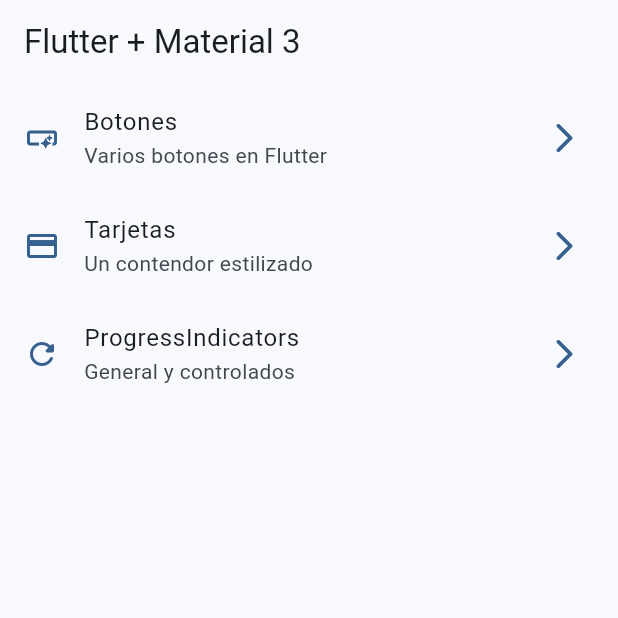
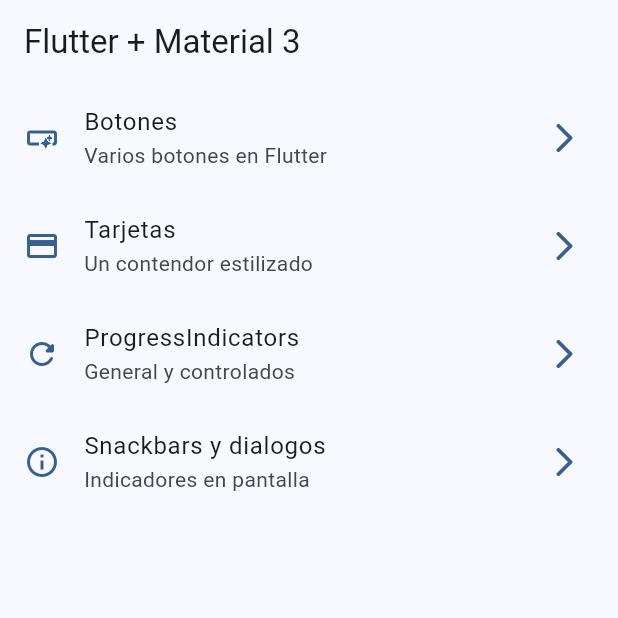
Before and after one commit to albinrk10/widgetsAppRiverpod, a Flutter app: the screen it shows after launch, on a phone screen of 412 x 824 dp, the top half of it. Run offline on Flutter 3.47's test engine with Material 2 defaults, Android fonts, the phone set to English and light mode, and no system bars; our stand-ins replace go_router.

Commit message:
snackbars

```diff
--- a/lib/config/menu/menu_items.dart
+++ b/lib/config/menu/menu_items.dart
@@ -31,4 +31,9 @@
     subTitle: 'General y controlados',
     link: '/progress',
     icon: Icons.refresh_rounded    ),
+    MenuItem(
+    title: 'Snackbars y dialogos',
+    subTitle: 'Indicadores en pantalla',
+    link: '/snackbars',
+    icon: Icons.info_outline    ),
 ];
--- a/lib/config/router/app_routter.dart
+++ b/lib/config/router/app_routter.dart
@@ -25,5 +25,10 @@
       name: ProgressScreen.name,
       builder: (context, state) => const ProgressScreen(),
     ),
+    GoRoute(
+      path: '/snackbars',
+      name: SnackbarScreen.name,
+      builder: (context, state) => const SnackbarScreen(),
+    ),
   ],
 );
--- a/lib/main.dart
+++ b/lib/main.dart
@@ -12,11 +12,10 @@
   @override
   Widget build(BuildContext context) {
     return MaterialApp.router(
-        routerConfig: appRouter,
-        debugShowCheckedModeBanner: false,
-        theme: AppTheme(selectedColor: 0).getTheme(),
-
-
-        );
+      title: 'Flutter Widgets',
+      routerConfig: appRouter,
+      debugShowCheckedModeBanner: false,
+      theme: AppTheme(selectedColor: 0).getTheme(),
+    );
   }
 }
```
Also changed, not shown: lib/presentation/screens/snackbar/snackbar_screen.dart (+55 -2 lines).
